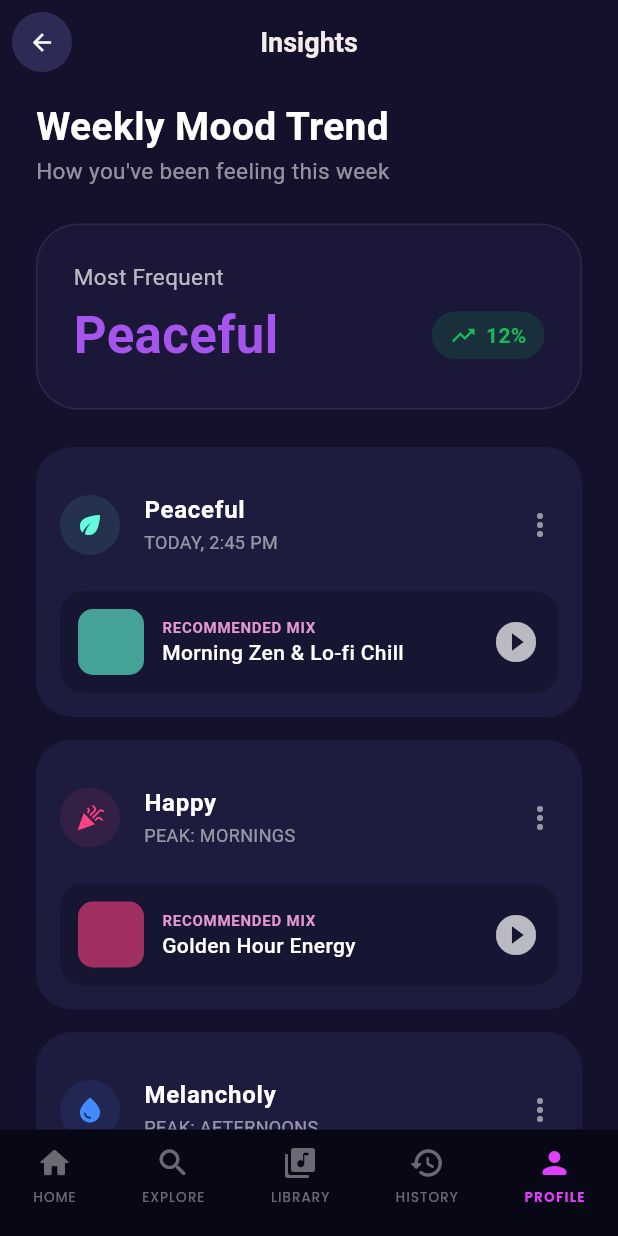
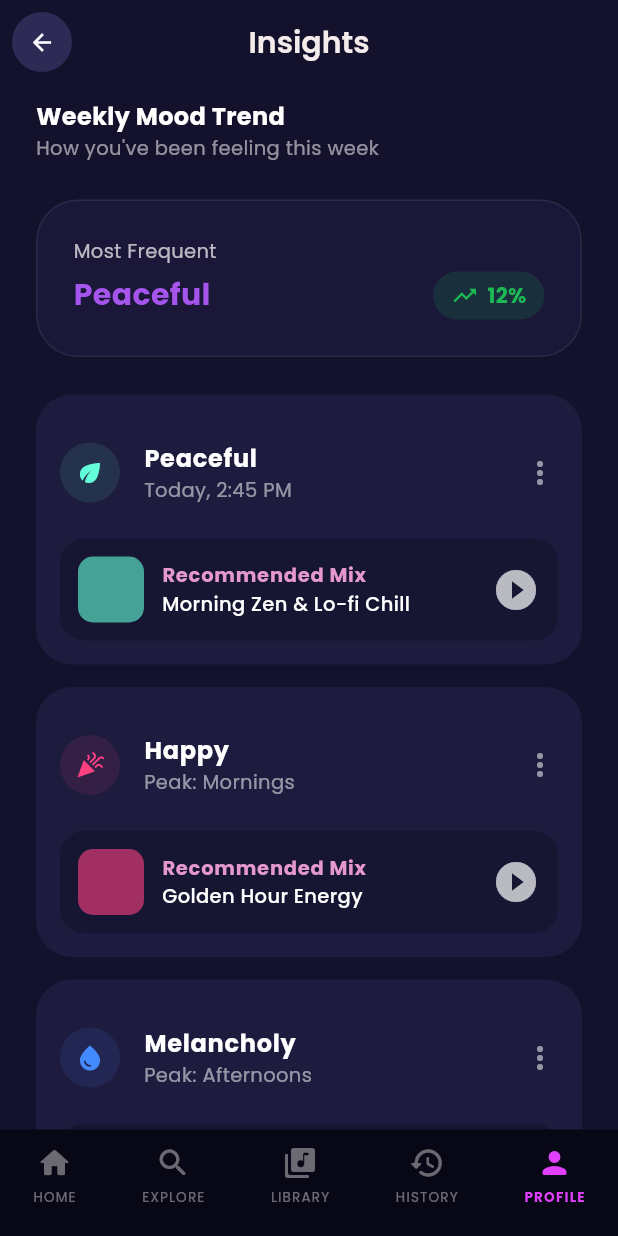
Before and after one commit to niruban-codes/Emora, a Flutter app: the InsightsScreen screen opened by its route, on a phone screen of 412 x 824 dp. Run offline on Flutter 3.47's test engine with Material 3 defaults, Android fonts, the phone set to English and light mode, and no system bars; our stand-ins replace cloud_firestore, firebase_auth, firebase_core, fl_chart, flutter_svg, go_router and 3 more; accounts and stored records are empty.

Commit message:
Updated Insights screen UI and font sizes

```diff
--- a/frontend/lib/screens/profile/insights_screen.dart
+++ b/frontend/lib/screens/profile/insights_screen.dart
@@ -1,5 +1,6 @@
 import 'package:flutter/material.dart';
-import 'package:go_router/go_router.dart'; //  added
+import 'package:go_router/go_router.dart';
+import 'package:google_fonts/google_fonts.dart';
 
 class InsightsScreen extends StatelessWidget {
   const InsightsScreen({super.key});
@@ -23,11 +24,11 @@ class InsightsScreen extends StatelessWidget {
           ),
           onPressed: () => context.pop(), //  go_router pop
         ),
-        title: const Text(
+        title: Text(
           "Insights",
-          style: TextStyle(
+          style: GoogleFonts.poppins(
             color: textCream,
-            fontSize: 18,
+            fontSize: 20,
             fontWeight: FontWeight.w600,
           ),
         ),
@@ -39,17 +40,19 @@ class InsightsScreen extends StatelessWidget {
           crossAxisAlignment: CrossAxisAlignment.start,
           children: [
             const SizedBox(height: 10),
-            const Text(
+            Text(
               "Weekly Mood Trend",
-              style: TextStyle(
+              style: GoogleFonts.poppins(
                 color: Colors.white,
-                fontSize: 26,
+                fontSize: 16,
                 fontWeight: FontWeight.bold,
               ),
             ),
-            const Text(
+             Text(
               "How you've been feeling this week",
-              style: TextStyle(color: Colors.white54, fontSize: 15),
+              style: GoogleFonts.poppins(
+                color: Colors.white54,
+                fontSize: 13),
             ),
             const SizedBox(height: 25),
             _buildMostFrequentCard(),
@@ -57,30 +60,30 @@ class InsightsScreen extends StatelessWidget {
             _buildMoodLogCard(
               icon: Icons.eco,
               mood: "Peaceful",
-              time: "TODAY, 2:45 PM",
+              time: "Today, 2:45 PM",
               mixName: "Morning Zen & Lo-fi Chill",
               mixColor: Colors.tealAccent,
             ),
             _buildMoodLogCard(
               icon: Icons.celebration,
               mood: "Happy",
-              time: "PEAK: MORNINGS",
+              time: "Peak: Mornings",
               mixName: "Golden Hour Energy",
               mixColor: Colors.pinkAccent,
             ),
             _buildMoodLogCard(
               icon: Icons.water_drop,
               mood: "Melancholy",
-              time: "PEAK: AFTERNOONS",
+              time: "Peak: Afternoons",
               mixName: "Rainy Day Acoustic Essentials",
               mixColor: Colors.blueAccent,
             ),
             const SizedBox(height: 25),
-            const Text(
+             Text(
               "Deep Insights",
-              style: TextStyle(
+              style: GoogleFonts.poppins(
                 color: Colors.white,
-                fontSize: 22,
+                fontSize: 16,
                 fontWeight: FontWeight.bold,
               ),
             ),
@@ -90,19 +93,19 @@ class InsightsScreen extends StatelessWidget {
             Row(
               mainAxisAlignment: MainAxisAlignment.spaceBetween,
               children: [
-                const Text(
+                 Text(
                   "Top Mood-Boosting Tracks",
-                  style: TextStyle(
+                  style: GoogleFonts.poppins(
                     color: Colors.white,
-                    fontSize: 20,
+                    fontSize: 16,
                     fontWeight: FontWeight.bold,
                   ),
                 ),
                 Text(
                   "View All",
-                  style: TextStyle(
+                  style: GoogleFonts.poppins(
                     color: pinkAccent.withOpacity(0.8),
-                    fontSize: 16,
+                    fontSize: 13,
                     fontWeight: FontWeight.w600,
                   ),
                 ),
@@ -144,19 +147,19 @@ class InsightsScreen extends StatelessWidget {
       child: Column(
         crossAxisAlignment: CrossAxisAlignment.start,
         children: [
-          const Text(
+          Text(
             "Most Frequent",
-            style: TextStyle(color: Colors.white70, fontSize: 15),
+            style: GoogleFonts.poppins(color: Colors.white70, fontSize: 13),
           ),
           const SizedBox(height: 4),
           Row(
             mainAxisAlignment: MainAxisAlignment.spaceBetween,
             children: [
-              const Text(
+              Text(
                 "Peaceful",
-                style: TextStyle(
+                style: GoogleFonts.poppins(
                   color: Color(0xFFA555EC),
-                  fontSize: 34,
+                  fontSize: 20,
                   fontWeight: FontWeight.bold,
                 ),
               ),
@@ -169,13 +172,13 @@ class InsightsScreen extends StatelessWidget {
                   color: const Color(0xFF1DB954).withOpacity(0.15),
                   borderRadius: BorderRadius.circular(20),
                 ),
-                child: const Row(
+                child:  Row(
                   children: [
                     Icon(Icons.trending_up, color: Color(0xFF1DB954), size: 18),
                     SizedBox(width: 6),
                     Text(
                       "12%",
-                      style: TextStyle(
+                      style: GoogleFonts.poppins(
                         color: Color(0xFF1DB954),
                         fontWeight: FontWeight.bold,
                       ),
@@ -214,14 +217,15 @@ class InsightsScreen extends StatelessWidget {
             ),
             title: Text(
               mood,
-              style: const TextStyle(
+              style: GoogleFonts.poppins(
                 color: Colors.white,
+                fontSize: 16,
                 fontWeight: FontWeight.bold,
               ),
             ),
             subtitle: Text(
               time,
-              style: const TextStyle(color: Colors.white54, fontSize: 12),
+              style: GoogleFonts.poppins(color: Colors.white54, fontSize: 13),
             ),
             trailing: const Icon(Icons.more_vert, color: Colors.white54),
           ),
@@ -247,20 +251,20 @@ class InsightsScreen extends StatelessWidget {
                   child: Column(
                     crossAxisAlignment: CrossAxisAlignment.start,
                     children: [
-                      const Text(
-                        "RECOMMENDED MIX",
-                        style: TextStyle(
+                      Text(
+                        "Recommended Mix",
+                        style: GoogleFonts.poppins(
                           color: pinkAccent,
-                          fontSize: 10,
+                          fontSize: 13,
                           fontWeight: FontWeight.bold,
                           letterSpacing: 0.5,
                         ),
                       ),
                       Text(
                         mixName,
-                        style: const TextStyle(
+                        style:GoogleFonts.poppins(
                           color: Colors.white,
-                          fontSize: 14,
+                          fontSize: 13,
                           fontWeight: FontWeight.w500,
                         ),
                       ),
@@ -303,24 +307,24 @@ class InsightsScreen extends StatelessWidget {
             ),
           ),
           const SizedBox(width: 18),
-          const Expanded(
+          Expanded(
             child: Column(
               crossAxisAlignment: CrossAxisAlignment.start,
               children: [
                 Text(
                   "Caffeine Sensitivity",
-                  style: TextStyle(
+                  style:GoogleFonts.poppins(
                     color: Colors.white,
-                    fontSize: 18,
+                    fontSize: 16,
                     fontWeight: FontWeight.bold,
                   ),
                 ),
-                SizedBox(height: 4),
+                const SizedBox(height: 4),
                 Text(
                   "Anxiety peaks noted 2 hours after caffeine intake.",
-                  style: TextStyle(
+                  style: GoogleFonts.poppins(
                     color: Colors.white60,
-                    fontSize: 14,
+                    fontSize: 13,
                     height: 1.3,
                   ),
                 ),
@@ -366,25 +370,25 @@ class InsightsScreen extends StatelessWidget {
               children: [
                 Text(
                   title,
-                  style: const TextStyle(
+                  style: GoogleFonts.poppins(
                     color: Colors.white,
-                    fontSize: 18,
+                    fontSize: 16,
                     fontWeight: FontWeight.bold,
                   ),
                 ),
                 const SizedBox(height: 2),
                 Text(
                   sub,
-                  style: const TextStyle(color: Colors.white54, fontSize: 14),
+                  style: GoogleFonts.poppins(color: Colors.white54, fontSize: 13),
                 ),
               ],
             ),
           ),
           Text(
             moodImpact,
-            style: const TextStyle(
+            style:GoogleFonts.poppins(
               color: pinkAccent,
-              fontSize: 15,
+              fontSize: 13,
               fontWeight: FontWeight.bold,
             ),
           ),
```
